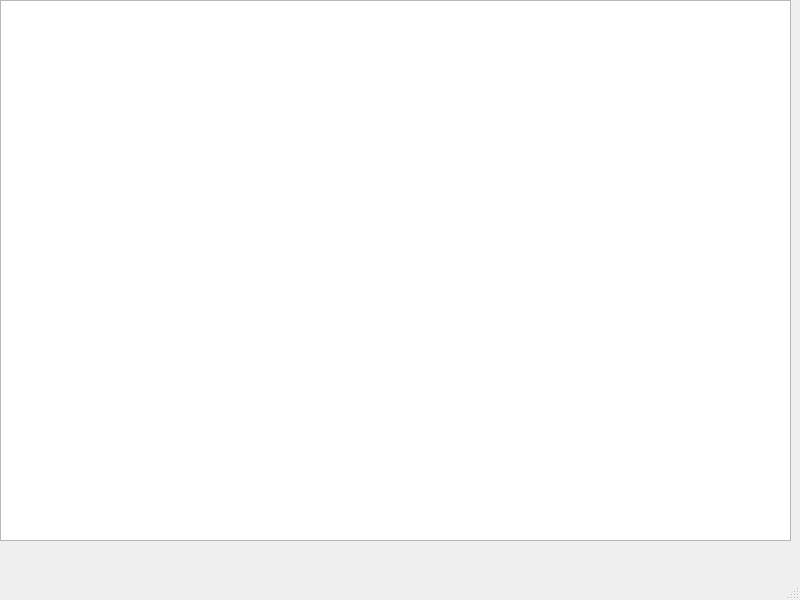
Pashok7290/Kapuchin, file main.ui: the form before one commit.
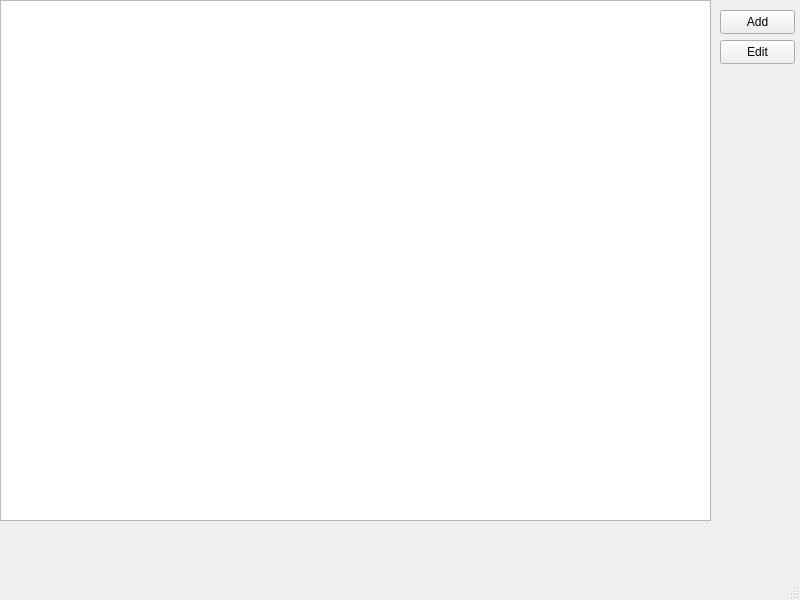
The form after the commit.

What changed in the file:
```diff
--- a/main.ui
+++ b/main.ui
@@ -19,21 +19,37 @@
      <rect>
       <x>0</x>
       <y>0</y>
-      <width>791</width>
-      <height>541</height>
+      <width>711</width>
+      <height>521</height>
      </rect>
     </property>
    </widget>
-  </widget>
-  <widget class="QMenuBar" name="menubar">
+   <widget class="QPushButton" name="add">
+    <property name="geometry">
+     <rect>
+      <x>720</x>
+      <y>10</y>
+      <width>75</width>
+      <height>24</height>
+     </rect>
+    </property>
+    <property name="text">
+     <string>Add</string>
+    </property>
+   </widget>
+   <widget class="QPushButton" name="edit">
    <property name="geometry">
     <rect>
-     <x>0</x>
-     <y>0</y>
-     <width>800</width>
-     <height>26</height>
-    </rect>
-   </property>
+      <x>720</x>
+      <y>40</y>
+      <width>75</width>
+      <height>24</height>
+     </rect>
+    </property>
+    <property name="text">
+     <string>Edit</string>
+    </property>
+   </widget>
   </widget>
   <widget class="QStatusBar" name="statusbar"/>
  </widget>
```
Lines whose indentation alone changed are shown as unchanged.
